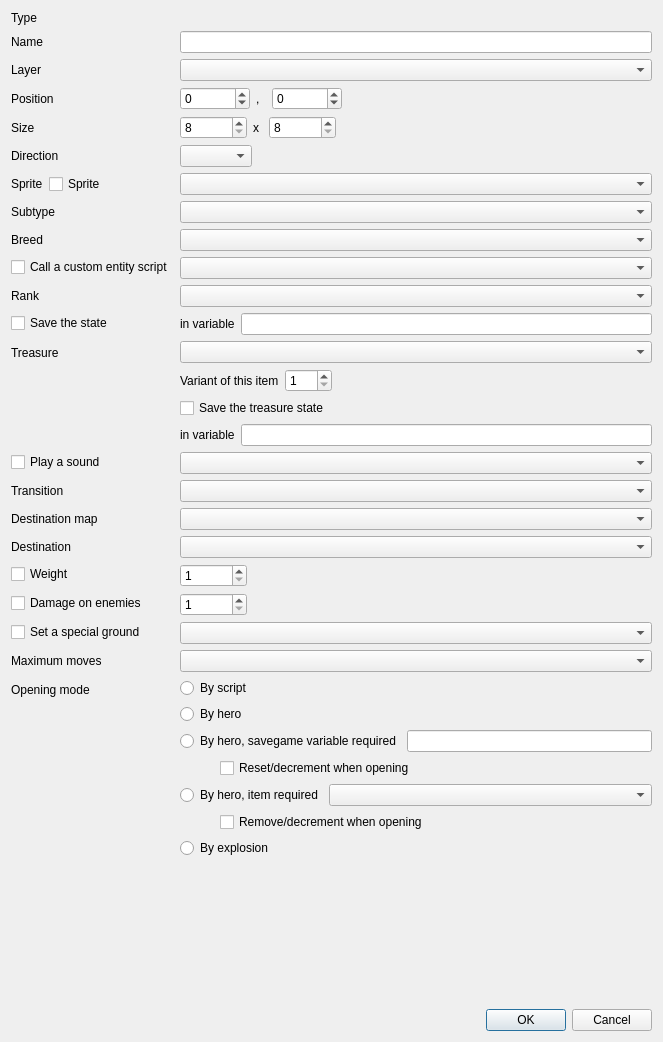
This is src/gui/edit_entity_dialog.ui in solarus-games/solarus-quest-editor as Qt 5 draws it before an edit. The edited form follows.
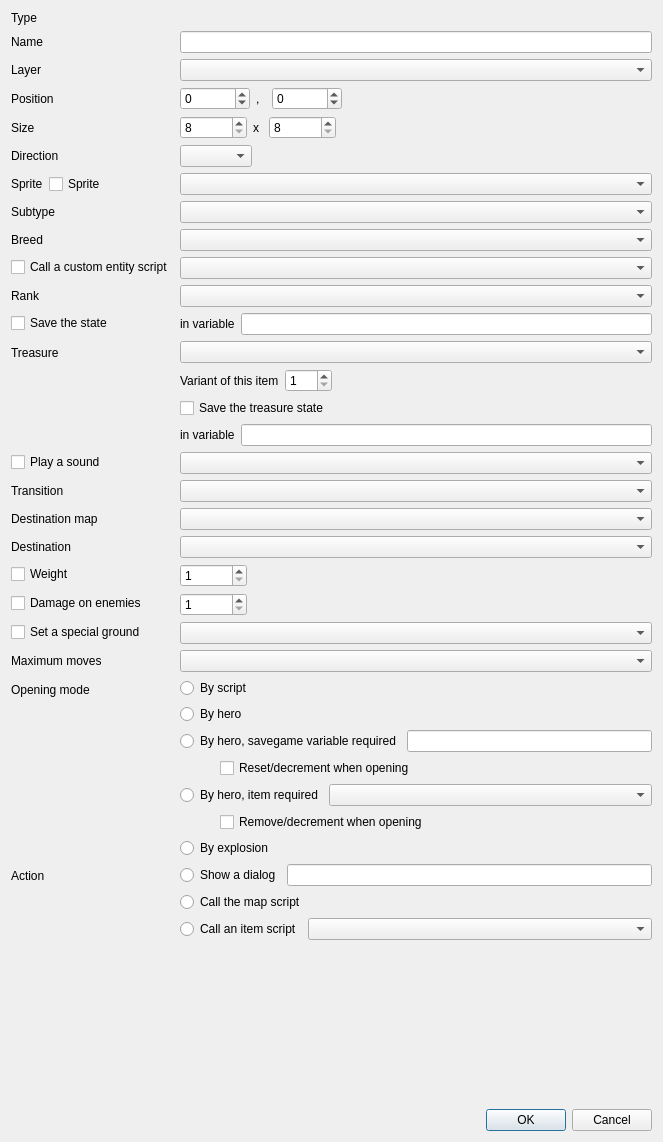
This is the edited form. Custom widgets are drawn as their Qt base class.

Commit message: Implement behavior fields

The edit to the form file:
```diff
--- a/src/gui/edit_entity_dialog.ui
+++ b/src/gui/edit_entity_dialog.ui
@@ -7,7 +7,7 @@
     <x>0</x>
     <y>0</y>
     <width>663</width>
-    <height>1042</height>
+    <height>1142</height>
    </rect>
   </property>
   <property name="sizePolicy">
@@ -786,6 +786,73 @@
        </property>
       </widget>
      </item>
+     <item row="22" column="0">
+      <widget class="QLabel" name="behavior_label">
+       <property name="text">
+        <string>Action</string>
+       </property>
+      </widget>
+     </item>
+     <item row="22" column="1">
+      <widget class="QWidget" name="behavior_layout" native="true">
+       <layout class="QVBoxLayout" name="layout_5">
+        <property name="leftMargin">
+         <number>0</number>
+        </property>
+        <property name="topMargin">
+         <number>0</number>
+        </property>
+        <property name="rightMargin">
+         <number>0</number>
+        </property>
+        <property name="bottomMargin">
+         <number>0</number>
+        </property>
+        <item>
+         <layout class="QHBoxLayout" name="behavior_dialog_layout">
+          <item>
+           <widget class="QRadioButton" name="behavior_dialog_radio">
+            <property name="text">
+             <string>Show a dialog</string>
+            </property>
+           </widget>
+          </item>
+          <item>
+           <widget class="QLineEdit" name="behavior_dialog_field"/>
+          </item>
+         </layout>
+        </item>
+        <item>
+         <widget class="QRadioButton" name="behavior_map_radio">
+          <property name="text">
+           <string>Call the map script</string>
+          </property>
+         </widget>
+        </item>
+        <item>
+         <layout class="QHBoxLayout" name="behavior_item_layout">
+          <item>
+           <widget class="QRadioButton" name="behavior_item_radio">
+            <property name="text">
+             <string>Call an item script</string>
+            </property>
+           </widget>
+          </item>
+          <item>
+           <widget class="ResourceSelector" name="behavior_item_field">
+            <property name="sizePolicy">
+             <sizepolicy hsizetype="Expanding" vsizetype="Fixed">
+              <horstretch>0</horstretch>
+              <verstretch>0</verstretch>
+             </sizepolicy>
+            </property>
+           </widget>
+          </item>
+         </layout>
+        </item>
+       </layout>
+      </widget>
+     </item>
     </layout>
    </item>
    <item>
```
Left out of the diff: 2 changed lines with no effect on the pictures. The commit also changes 3 other files.
